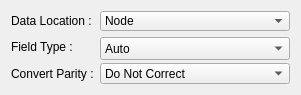
First picture: the form in src/Interface/Modules/Teem/BuildDerivedNrrdWithGage.ui, repository SCIInstitute/SCIRun, before the edit.
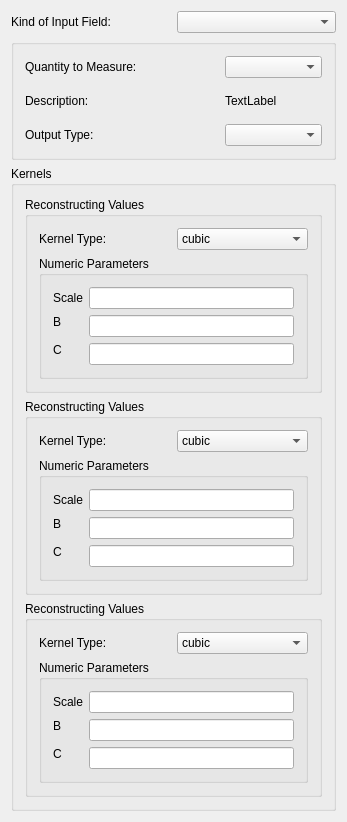
Second picture: the form after the edit.

What changed in the file:
```diff
--- a/src/Interface/Modules/Teem/BuildDerivedNrrdWithGage.ui
+++ b/src/Interface/Modules/Teem/BuildDerivedNrrdWithGage.ui
@@ -6,8 +6,8 @@
    <rect>
     <x>0</x>
     <y>0</y>
-    <width>301</width>
-    <height>95</height>
+    <width>347</width>
+    <height>822</height>
    </rect>
   </property>
   <property name="minimumSize">
@@ -19,109 +19,274 @@
   <property name="windowTitle">
    <string>BuildDerivedNrrdWithGage</string>
   </property>
-  <layout class="QFormLayout" name="formLayout">
+  <layout class="QGridLayout" name="gridLayout_8">
    <item row="0" column="0">
     <widget class="QLabel" name="label">
      <property name="text">
-      <string>Data Location :</string>
-     </property>
-     <property name="alignment">
-      <set>Qt::AlignLeading|Qt::AlignLeft|Qt::AlignVCenter</set>
+      <string>Kind of Input Field:</string>
      </property>
     </widget>
    </item>
    <item row="0" column="1">
-    <widget class="QComboBox" name="dataLocationComboBox_">
-     <item>
-      <property name="text">
-       <string>Node</string>
-      </property>
-     </item>
-     <item>
-      <property name="text">
-       <string>Auto</string>
-      </property>
-     </item>
-     <item>
-      <property name="text">
-       <string>Element</string>
-      </property>
-     </item>
-    </widget>
+    <widget class="QComboBox" name="comboBox"/>
    </item>
-   <item row="1" column="0">
-    <widget class="QLabel" name="label_2">
-     <property name="text">
-      <string>Field Type :</string>
+   <item row="1" column="0" colspan="2">
+    <widget class="QGroupBox" name="groupBox">
+     <property name="title">
+      <string/>
      </property>
-     <property name="alignment">
-      <set>Qt::AlignLeading|Qt::AlignLeft|Qt::AlignVCenter</set>
-     </property>
+     <layout class="QGridLayout" name="gridLayout">
+      <item row="2" column="0" colspan="2">
+       <widget class="QLabel" name="label_5">
+        <property name="text">
+         <string>Output Type:</string>
+        </property>
+       </widget>
+      </item>
+      <item row="1" column="0" colspan="2">
+       <widget class="QLabel" name="label_3">
+        <property name="text">
+         <string>Description:</string>
+        </property>
+       </widget>
+      </item>
+      <item row="2" column="3">
+       <widget class="QComboBox" name="comboBox_3"/>
+      </item>
+      <item row="0" column="3">
+       <widget class="QComboBox" name="comboBox_2"/>
+      </item>
+      <item row="0" column="0" colspan="2">
+       <widget class="QLabel" name="label_2">
+        <property name="text">
+         <string>Quantity to Measure:</string>
+        </property>
+       </widget>
+      </item>
+      <item row="1" column="3">
+       <widget class="QLabel" name="label_4">
+        <property name="text">
+         <string>TextLabel</string>
+        </property>
+       </widget>
+      </item>
+     </layout>
     </widget>
    </item>
-   <item row="1" column="1">
-    <widget class="QComboBox" name="fieldTypeComboBox_">
-     <property name="minimumSize">
-      <size>
-       <width>127</width>
-       <height>23</height>
-      </size>
+   <item row="2" column="0" colspan="2">
+    <widget class="QGroupBox" name="groupBox_2">
+     <property name="title">
+      <string>Kernels</string>
      </property>
-     <item>
-      <property name="text">
-       <string>Auto</string>
-      </property>
-     </item>
-     <item>
-      <property name="text">
-       <string>ScalarField</string>
-      </property>
-     </item>
-     <item>
-      <property name="text">
-       <string>VectorField</string>
-      </property>
-     </item>
-     <item>
-      <property name="text">
-       <string>TensorField</string>
-      </property>
-     </item>
-    </widget>
-   </item>
-   <item row="2" column="0">
-    <widget class="QLabel" name="label_3">
-     <property name="minimumSize">
-      <size>
-       <width>80</width>
-       <height>0</height>
-      </size>
-     </property>
-     <property name="text">
-      <string>Convert Parity :</string>
-     </property>
-     <property name="alignment">
-      <set>Qt::AlignLeading|Qt::AlignLeft|Qt::AlignVCenter</set>
-     </property>
-    </widget>
-   </item>
-   <item row="2" column="1">
-    <widget class="QComboBox" name="convertParityComboBox_">
-     <item>
-      <property name="text">
-       <string>Do Not Correct</string>
-      </property>
-     </item>
-     <item>
-      <property name="text">
-       <string>Make Right Hand Side</string>
-      </property>
-     </item>
-     <item>
-      <property name="text">
-       <string>Invert</string>
-      </property>
-     </item>
+     <layout class="QVBoxLayout" name="verticalLayout">
+      <item>
+       <widget class="QGroupBox" name="groupBox_3">
+        <property name="title">
+         <string>Reconstructing Values</string>
+        </property>
+        <layout class="QGridLayout" name="gridLayout_3">
+         <item row="0" column="0">
+          <widget class="QLabel" name="label_6">
+           <property name="text">
+            <string>Kernel Type:</string>
+           </property>
+          </widget>
+         </item>
+         <item row="0" column="1">
+          <widget class="QComboBox" name="comboBox_4">
+           <item>
+            <property name="text">
+             <string>cubic</string>
+            </property>
+           </item>
+           <item>
+            <property name="text">
+             <string>blackman</string>
+            </property>
+           </item>
+          </widget>
+         </item>
+         <item row="1" column="0" colspan="2">
+          <widget class="QGroupBox" name="groupBox_4">
+           <property name="title">
+            <string>Numeric Parameters</string>
+           </property>
+           <layout class="QGridLayout" name="gridLayout_2">
+            <item row="0" column="0">
+             <widget class="QLabel" name="label_7">
+              <property name="text">
+               <string>Scale</string>
+              </property>
+             </widget>
+            </item>
+            <item row="0" column="1">
+             <widget class="QLineEdit" name="lineEdit"/>
+            </item>
+            <item row="1" column="0">
+             <widget class="QLabel" name="label_8">
+              <property name="text">
+               <string>B</string>
+              </property>
+             </widget>
+            </item>
+            <item row="1" column="1" rowspan="2">
+             <widget class="QLineEdit" name="lineEdit_2"/>
+            </item>
+            <item row="2" column="0" rowspan="2">
+             <widget class="QLabel" name="label_9">
+              <property name="text">
+               <string>C</string>
+              </property>
+             </widget>
+            </item>
+            <item row="3" column="1">
+             <widget class="QLineEdit" name="lineEdit_3"/>
+            </item>
+           </layout>
+          </widget>
+         </item>
+        </layout>
+       </widget>
+      </item>
+      <item>
+       <widget class="QGroupBox" name="groupBox_5">
+        <property name="title">
+         <string>Reconstructing Values</string>
+        </property>
+        <layout class="QGridLayout" name="gridLayout_4">
+         <item row="0" column="0">
+          <widget class="QLabel" name="label_10">
+           <property name="text">
+            <string>Kernel Type:</string>
+           </property>
+          </widget>
+         </item>
+         <item row="0" column="1">
+          <widget class="QComboBox" name="comboBox_5">
+           <item>
+            <property name="text">
+             <string>cubic</string>
+            </property>
+           </item>
+           <item>
+            <property name="text">
+             <string>blackman</string>
+            </property>
+           </item>
+          </widget>
+         </item>
+         <item row="1" column="0" colspan="2">
+          <widget class="QGroupBox" name="groupBox_6">
+           <property name="title">
+            <string>Numeric Parameters</string>
+           </property>
+           <layout class="QGridLayout" name="gridLayout_5">
+            <item row="0" column="0">
+             <widget class="QLabel" name="label_11">
+              <property name="text">
+               <string>Scale</string>
+              </property>
+             </widget>
+            </item>
+            <item row="0" column="1">
+             <widget class="QLineEdit" name="lineEdit_4"/>
+            </item>
+            <item row="1" column="0">
+             <widget class="QLabel" name="label_12">
+              <property name="text">
+               <string>B</string>
+              </property>
+             </widget>
+            </item>
+            <item row="1" column="1" rowspan="2">
+             <widget class="QLineEdit" name="lineEdit_5"/>
+            </item>
+            <item row="2" column="0" rowspan="2">
+             <widget class="QLabel" name="label_13">
+              <property name="text">
+               <string>C</string>
+              </property>
+             </widget>
+            </item>
+            <item row="3" column="1">
+             <widget class="QLineEdit" name="lineEdit_6"/>
+            </item>
+           </layout>
+          </widget>
+         </item>
+        </layout>
+       </widget>
+      </item>
+      <item>
+       <widget class="QGroupBox" name="groupBox_7">
+        <property name="title">
+         <string>Reconstructing Values</string>
+        </property>
+        <layout class="QGridLayout" name="gridLayout_6">
+         <item row="0" column="0">
+          <widget class="QLabel" name="label_14">
+           <property name="text">
+            <string>Kernel Type:</string>
+           </property>
+          </widget>
+         </item>
+         <item row="0" column="1">
+          <widget class="QComboBox" name="comboBox_6">
+           <item>
+            <property name="text">
+             <string>cubic</string>
+            </property>
+           </item>
+           <item>
+            <property name="text">
+             <string>blackman</string>
+            </property>
+           </item>
+          </widget>
+         </item>
+         <item row="1" column="0" colspan="2">
+          <widget class="QGroupBox" name="groupBox_8">
+           <property name="title">
+            <string>Numeric Parameters</string>
+           </property>
+           <layout class="QGridLayout" name="gridLayout_7">
+            <item row="0" column="0">
+             <widget class="QLabel" name="label_15">
+              <property name="text">
+               <string>Scale</string>
+              </property>
+             </widget>
+            </item>
+            <item row="0" column="1">
+             <widget class="QLineEdit" name="lineEdit_7"/>
+            </item>
+            <item row="1" column="0">
+             <widget class="QLabel" name="label_16">
+              <property name="text">
+               <string>B</string>
+              </property>
+             </widget>
+            </item>
+            <item row="1" column="1" rowspan="2">
+             <widget class="QLineEdit" name="lineEdit_8"/>
+            </item>
+            <item row="2" column="0" rowspan="2">
+             <widget class="QLabel" name="label_17">
+              <property name="text">
+               <string>C</string>
+              </property>
+             </widget>
+            </item>
+            <item row="3" column="1">
+             <widget class="QLineEdit" name="lineEdit_9"/>
+            </item>
+           </layout>
+          </widget>
+         </item>
+        </layout>
+       </widget>
+      </item>
+     </layout>
     </widget>
    </item>
   </layout>
```
